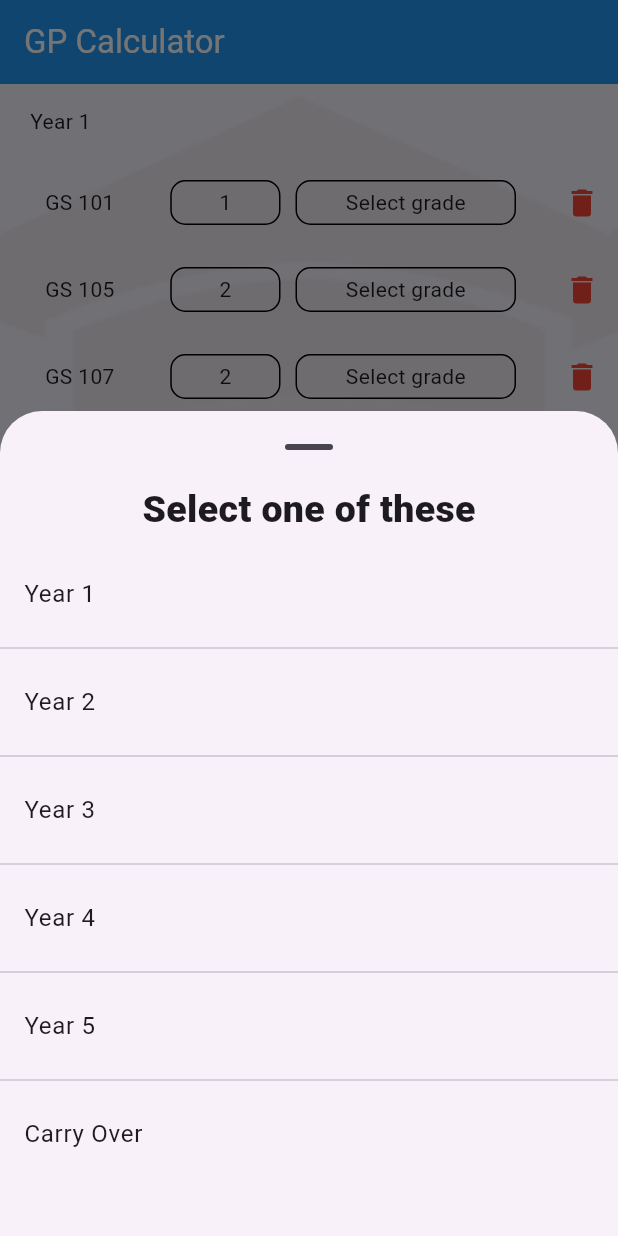
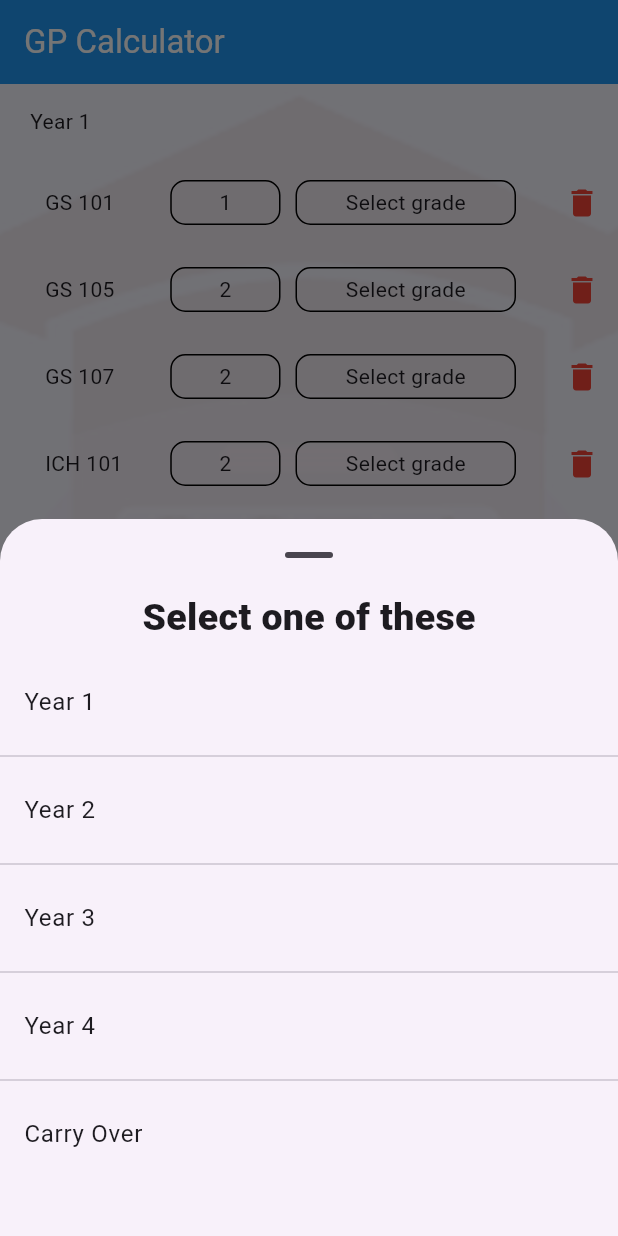
Before and after one commit to gabbygreat/gp_calculator, a Flutter app: the screen it shows after launch, after a tap on the "add" icon, on a phone screen of 412 x 824 dp. Run offline on Flutter 3.47's test engine with Material 2 defaults, Android fonts, the phone set to English and light mode, and no system bars.

```diff
--- a/lib/utils/backbone.dart
+++ b/lib/utils/backbone.dart
@@ -86,5 +86,5 @@ Map<String, List<CourseModel>> courses = {
     CourseModel(load: 3, name: "ECE 405"),
     CourseModel(load: 6, name: "IT"),
   ],
-  // "5": [],
+  "5": [],
 };
--- a/lib/view/home.dart
+++ b/lib/view/home.dart
@@ -16,7 +16,8 @@ class _HomeScreenState extends State<HomeScreen>
   void initState() {
     super.initState();
 
-    groupedCourses = courses.cast();
+    groupedCourses = Map.from(courses);
+    groupedCourses.remove('5');
   }
 
   void calculateGP() {
@@ -90,25 +91,24 @@ class _HomeScreenState extends State<HomeScreen>
               ),
               ListView.separated(
                 shrinkWrap: true,
-                itemCount: groupedCourses.length + 2,
+                itemCount: courses.length,
                 separatorBuilder: (context, index) => const Divider(),
-                itemBuilder: (context, index) => ListTile(
+                itemBuilder: (context, index) {
+                  var courseYear = courses.keys.toList()[index];
+                  return ListTile(
                     title: Builder(builder: (context) {
-                    var text = 'Year ${index + 1}';
-                    if ((groupedCourses.length + 1) == index) {
+                      var text = 'Year $courseYear';
+                      if (courseYear == '5') {
                         text = 'Carry Over';
                       }
                       return Text(text);
                     }),
                     onTap: () {
                       Navigator.of(context).pop();
-                    if ((groupedCourses.length + 1) == index) {
-                      askName('5');
-                    } else {
-                      askName('${index + 1}');
-                    }
+                      askName(courseYear);
                     },
-                ),
+                  );
+                },
               ),
               const SizedBox(
                 height: 40,
```
Lines whose indentation alone changed are shown as unchanged.
